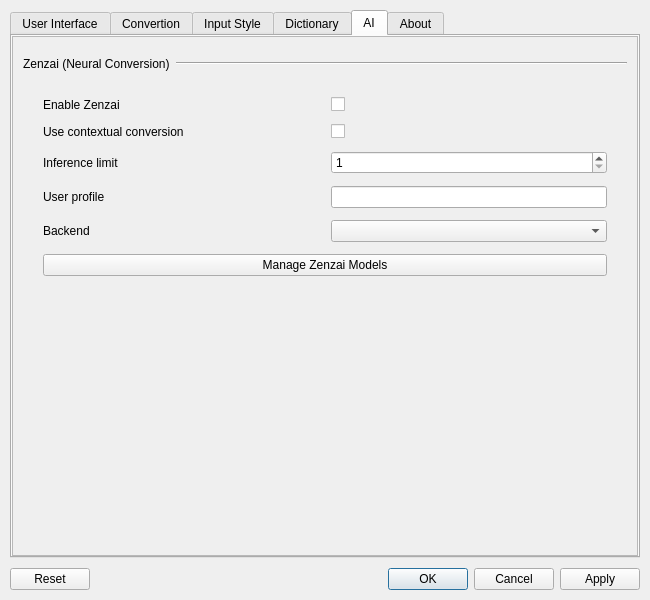
Qt form hazkey-settings/mainwindow.ui (presire/hazkey-community) before a commit.
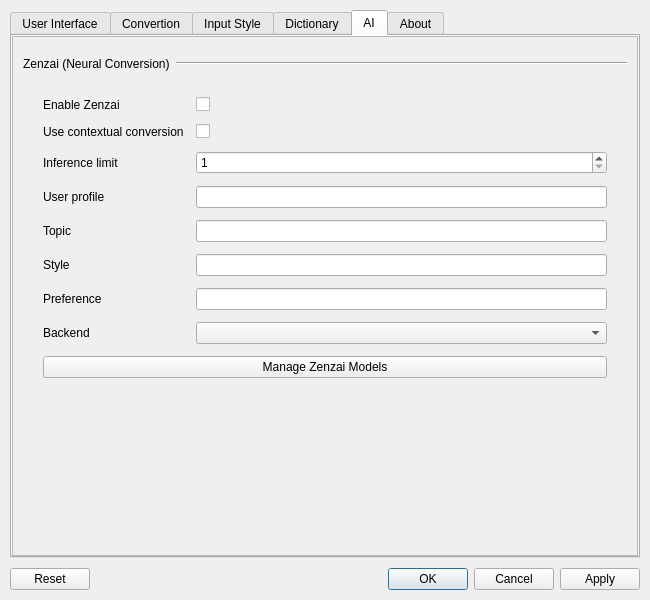
The same form after that commit. The open tabs and pages were chosen to show the change. Icons and pictures are not drawn.

Diff of the .ui file:
```diff
--- a/hazkey-settings/mainwindow.ui
+++ b/hazkey-settings/mainwindow.ui
@@ -1706,9 +1706,6 @@
                </property>
               </widget>
              </item>
-             <item row="4" column="1">
-              <widget class="QComboBox" name="zenzaiBackendDevice"/>
-             </item>
              <item row="3" column="0">
               <widget class="QLabel" name="zenzaiUserProfileLabel">
                <property name="text">
@@ -1717,13 +1714,46 @@
               </widget>
              </item>
              <item row="4" column="0">
+               <widget class="QLabel" name="zenzaiTopicLabel">
+                <property name="text">
+                 <string>Topic</string>
+                </property>
+               </widget>
+              </item>
+              <item row="4" column="1">
+               <widget class="QLineEdit" name="zenzaiTopic"/>
+              </item>
+              <item row="5" column="0">
+               <widget class="QLabel" name="zenzaiStyleLabel">
+                <property name="text">
+                 <string>Style</string>
+                </property>
+               </widget>
+              </item>
+              <item row="5" column="1">
+               <widget class="QLineEdit" name="zenzaiStyle"/>
+              </item>
+              <item row="6" column="0">
+               <widget class="QLabel" name="zenzaiPreferenceLabel">
+                <property name="text">
+                 <string>Preference</string>
+                </property>
+               </widget>
+              </item>
+              <item row="6" column="1">
+               <widget class="QLineEdit" name="zenzaiPreference"/>
+              </item>
+              <item row="7" column="0">
               <widget class="QLabel" name="zenzaiBackendDeviceLabel">
                <property name="text">
                 <string>Backend</string>
                </property>
               </widget>
              </item>
-             <item row="5" column="0" colspan="2">
+              <item row="7" column="1">
+               <widget class="QComboBox" name="zenzaiBackendDevice"/>
+              </item>
+              <item row="8" column="0" colspan="2">
               <widget class="QPushButton" name="manageZenzaiModels">
                <property name="text">
                 <string>Manage Zenzai Models</string>
```
Lines whose indentation alone changed are shown as unchanged.
